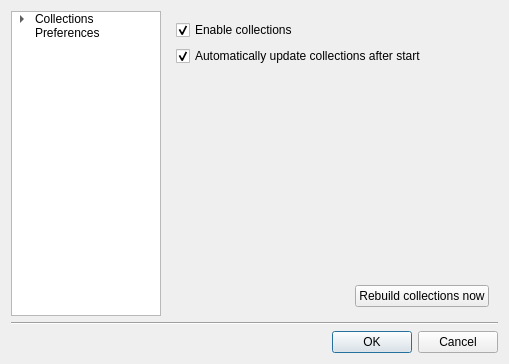
Old version of the form preferencesdialog.ui in the repository danvratil/TepSonic.
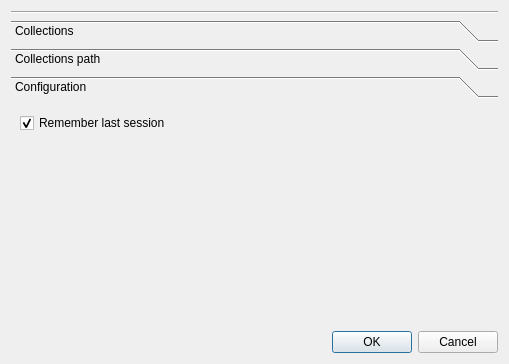
New version of the form. The open tabs and pages were chosen to show the change.

Commit message: Changed toolbox in preferences dialog

What changed in the file:
```diff
--- a/preferencesdialog.ui
+++ b/preferencesdialog.ui
@@ -14,69 +14,45 @@
    <string>Dialog</string>
   </property>
   <layout class="QVBoxLayout" name="verticalLayout">
+   <item>
+    <widget class="Line" name="line">
+     <property name="orientation">
+      <enum>Qt::Horizontal</enum>
+     </property>
+    </widget>
+   </item>
    <item>
     <layout class="QHBoxLayout" name="horizontalLayout">
      <item>
-      <widget class="QTreeWidget" name="tabsList">
-       <property name="sizePolicy">
-        <sizepolicy hsizetype="Fixed" vsizetype="Expanding">
-         <horstretch>0</horstretch>
-         <verstretch>0</verstretch>
-        </sizepolicy>
+      <widget class="QToolBox" name="toolBox">
+       <property name="frameShape">
+        <enum>QFrame::NoFrame</enum>
        </property>
-       <property name="maximumSize">
-        <size>
-         <width>150</width>
-         <height>16777215</height>
-        </size>
+       <property name="frameShadow">
+        <enum>QFrame::Plain</enum>
        </property>
-       <property name="editTriggers">
-        <set>QAbstractItemView::NoEditTriggers</set>
+       <property name="lineWidth">
+        <number>0</number>
        </property>
-       <property name="showDropIndicator" stdset="0">
-        <bool>false</bool>
+       <property name="midLineWidth">
+        <number>0</number>
        </property>
-       <property name="animated">
-        <bool>true</bool>
-       </property>
-       <property name="headerHidden">
-        <bool>true</bool>
-       </property>
-       <property name="columnCount">
-        <number>1</number>
-       </property>
-       <column>
-        <property name="text">
-         <string>Column 1</string>
-        </property>
-       </column>
-       <item>
-        <property name="text">
-         <string extracomment="Collections configuration">Collections</string>
-        </property>
-        <property name="flags">
-         <set>ItemIsSelectable|ItemIsEnabled</set>
-        </property>
-        <item>
-         <property name="text">
-          <string extracomment="Set path to create the collection from">Path</string>
-         </property>
-        </item>
-       </item>
-       <item>
-        <property name="text">
-         <string extracomment="Other preferences">Preferences</string>
-        </property>
-       </item>
-      </widget>
-     </item>
-     <item>
-      <widget class="QStackedWidget" name="configuration_pages">
        <property name="currentIndex">
         <number>0</number>
        </property>
-       <widget class="QWidget" name="collections_page">
-        <layout class="QVBoxLayout" name="verticalLayout_2">
+       <widget class="QWidget" name="collections_path">
+        <property name="geometry">
+         <rect>
+          <x>0</x>
+          <y>0</y>
+          <width>489</width>
+          <height>224</height>
+         </rect>
+        </property>
+        <attribute name="label">
+         <string>Collections</string>
+        </attribute>
+        <layout class="QVBoxLayout" name="verticalLayout_3">
          <item>
           <widget class="QCheckBox" name="enableCollectionsCheckbox">
            <property name="text">
@@ -105,7 +81,7 @@
            <property name="sizeHint" stdset="0">
             <size>
              <width>20</width>
-             <height>40</height>
+             <height>128</height>
             </size>
            </property>
           </spacer>
@@ -136,9 +112,12 @@
          </item>
         </layout>
        </widget>
-       <widget class="QWidget" name="path_page">
-        <layout class="QGridLayout" name="gridLayout">
-         <item row="0" column="0">
+       <widget class="QWidget" name="collections_path_tab">
+        <attribute name="label">
+         <string>Collections path</string>
+        </attribute>
+        <layout class="QVBoxLayout" name="verticalLayout_4">
+         <item>
           <widget class="QTreeView" name="pathSelect">
            <property name="sizePolicy">
             <sizepolicy hsizetype="Expanding" vsizetype="Expanding">
@@ -150,8 +129,21 @@
          </item>
         </layout>
        </widget>
-       <widget class="QWidget" name="preferences_page">
-        <layout class="QVBoxLayout" name="verticalLayout_3">
+       <widget class="QWidget" name="configuration_page">
+        <property name="geometry">
+         <rect>
+          <x>0</x>
+          <y>0</y>
+          <width>489</width>
+          <height>224</height>
+         </rect>
+        </property>
+        <attribute name="label">
+         <string>Configuration</string>
+        </attribute>
+        <layout class="QVBoxLayout" name="verticalLayout_5">
+         <item>
+          <layout class="QVBoxLayout" name="verticalLayout_2">
          <item>
           <widget class="QCheckBox" name="rememberLastSessionCheckbox">
            <property name="text">
@@ -176,18 +168,13 @@
           </spacer>
          </item>
         </layout>
+         </item>
+        </layout>
        </widget>
       </widget>
      </item>
     </layout>
    </item>
-   <item>
-    <widget class="Line" name="line">
-     <property name="orientation">
-      <enum>Qt::Horizontal</enum>
-     </property>
-    </widget>
-   </item>
    <item>
     <widget class="QDialogButtonBox" name="buttonBox">
      <property name="standardButtons">
```
Left out of the diff: 3 changed lines with no effect on the pictures. Lines whose indentation alone changed are shown as unchanged. The commit also changes 1 other file.
